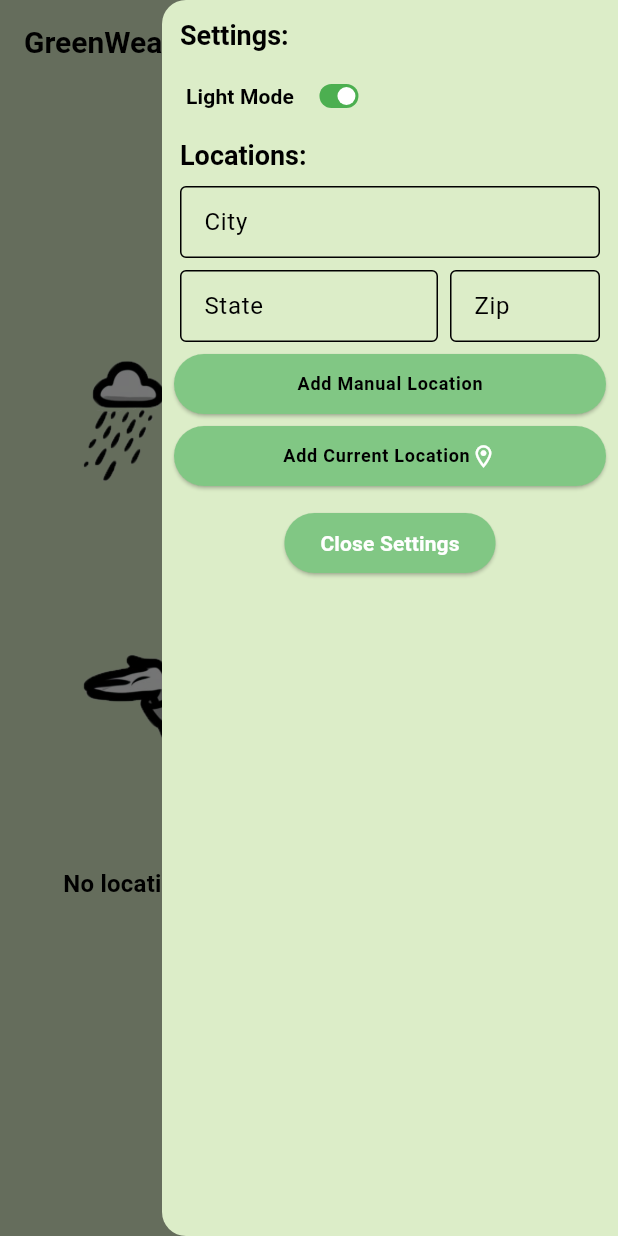
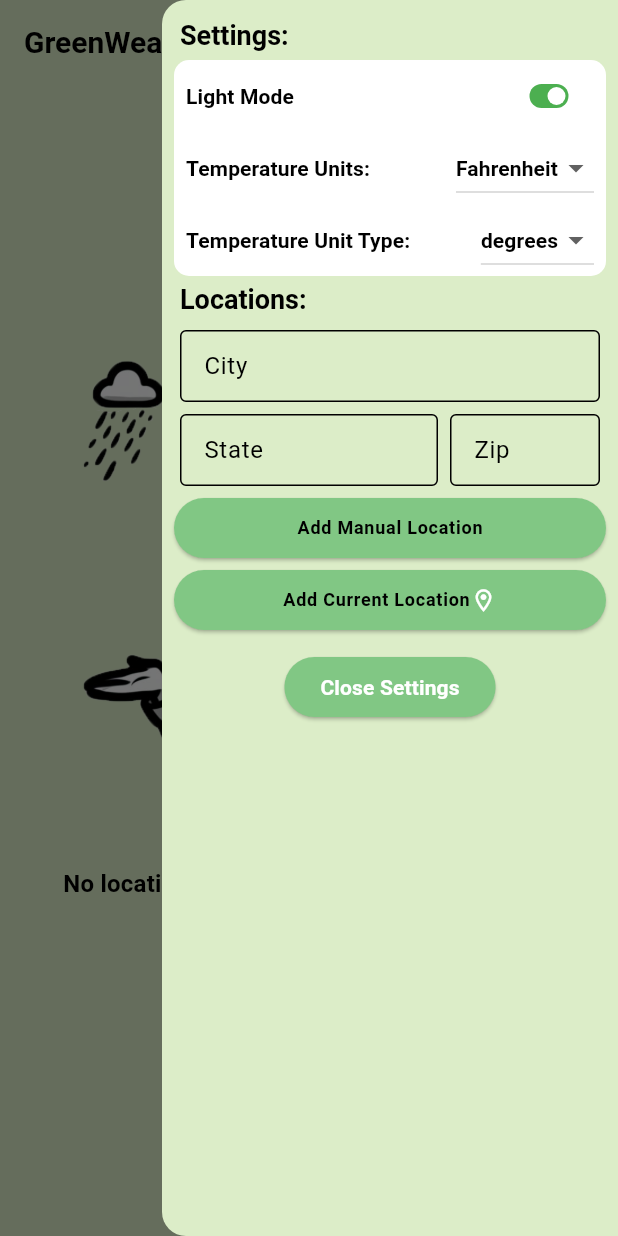
Before and after one commit to theusaf/osu-cs492-weather-app, a Flutter app: the screen it shows after launch, with the side drawer open, on a phone screen of 412 x 824 dp. Run offline on Flutter 3.47's test engine with Material 3 defaults, Android fonts, the phone set to English and light mode, and no system bars; our stand-ins replace geocoding, geolocator, google_fonts, shared_preferences, shimmer, sqflite; accounts and stored records are empty; Roboto replaces fonts that are missing (Convergence).

Commit message:
feat: stub unit settings

```diff
--- a/lib/components/location/location.dart
+++ b/lib/components/location/location.dart
@@ -166,6 +166,7 @@ class _LocationState extends State<Location> {
         return Container(
           decoration: BoxDecoration(
             color: colorScheme.background,
+            borderRadius: BorderRadius.circular(10.0),
           ),
           child: ListView.builder(
               itemCount: _locations.length,
--- a/lib/main.dart
+++ b/lib/main.dart
@@ -167,12 +167,12 @@ class _MyHomePageState extends State<MyHomePage> {
   }
 
   Widget modeToggle() {
-    return Padding(
-      padding: const EdgeInsets.symmetric(horizontal: 8.0),
-      child: Row(
+    return ThemeBuilder(builder: (context, colorScheme, textTheme) {
+      return Row(
+        mainAxisAlignment: MainAxisAlignment.spaceBetween,
         children: [
           Text(_light ? 'Light Mode' : 'Dark Mode',
-              style: Theme.of(context).textTheme.labelLarge),
+              style: textTheme.labelLarge),
           Transform.scale(
             scale: 0.5,
             child: Switch(
@@ -181,8 +181,8 @@ class _MyHomePageState extends State<MyHomePage> {
             ),
           ),
         ],
-      ),
-    );
+      );
+    });
   }
 
   Widget settingsDrawer() {
@@ -195,7 +195,20 @@ class _MyHomePageState extends State<MyHomePage> {
               crossAxisAlignment: CrossAxisAlignment.start,
               children: [
                 SettingsHeaderText(context: context, text: 'Settings:'),
-                modeToggle(),
+                Container(
+                  decoration: BoxDecoration(
+                    color: colorScheme.background,
+                    borderRadius: BorderRadius.circular(10.0),
+                  ),
+                  padding: const EdgeInsets.symmetric(horizontal: 8.0),
+                  child: Column(
+                    children: [
+                      modeToggle(),
+                      unitToggle(),
+                      unitToggleType(),
+                    ],
+                  ),
+                ),
                 SettingsHeaderText(context: context, text: 'Locations:'),
                 Location(
                     setLocation: setLocation,
@@ -219,6 +232,50 @@ class _MyHomePageState extends State<MyHomePage> {
       }),
     );
   }
+
+  Widget unitToggleType() {
+    return ThemeBuilder(builder: (context, colorScheme, textTheme) {
+      return Row(
+        mainAxisAlignment: MainAxisAlignment.spaceBetween,
+        children: [
+          Text('Temperature Unit Type:', style: textTheme.labelLarge),
+          DropdownButton<String>(
+            value: 'degrees',
+            items: <String>['degrees', 'radians']
+                .map<DropdownMenuItem<String>>((String value) {
+              return DropdownMenuItem<String>(
+                value: value,
+                child: Text(value, style: textTheme.labelLarge),
+              );
+            }).toList(),
+            onChanged: (String? value) {},
+          ),
+        ],
+      );
+    });
+  }
+
+  Widget unitToggle() {
+    return ThemeBuilder(builder: (context, colorScheme, textTheme) {
+      return Row(
+        mainAxisAlignment: MainAxisAlignment.spaceBetween,
+        children: [
+          Text('Temperature Units:', style: textTheme.labelLarge),
+          DropdownButton<String>(
+            value: 'Fahrenheit',
+            items: <String>['Fahrenheit', 'Celsius', 'Kelvin', 'Felcius']
+                .map<DropdownMenuItem<String>>((String value) {
+              return DropdownMenuItem<String>(
+                value: value,
+                child: Text(value, style: textTheme.labelLarge),
+              );
+            }).toList(),
+            onChanged: (String? value) {},
+          ),
+        ],
+      );
+    });
+  }
 }
 
 class SettingsHeaderText extends StatelessWidget {
```
